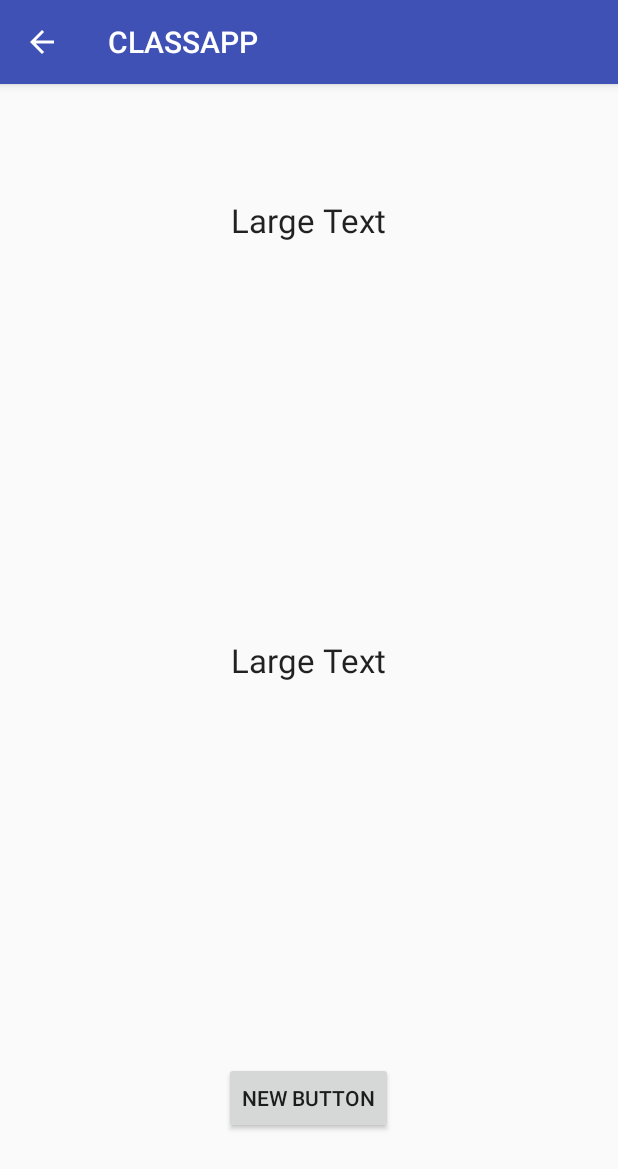
After one commit to jotesan/ClassApp, an Android app: the Post screen opened directly, with no data from a screen before it, on a phone screen of 412 x 824 dp. The commit adds this screen. Shown: the top 1169 px of the screen. Run offline under Robolectric (Android 15) with nearby library versions, the phone set to English and light mode, and no system bars.

Commit message:
hay que arreglar el post

```diff
--- a/app/src/main/AndroidManifest.xml
+++ b/app/src/main/AndroidManifest.xml
@@ -48,7 +48,7 @@
             android:name=".SettingsActivity"
             android:label="@string/title_activity_settings"></activity>
 
-
+        <activity android:name=".Post" android:parentActivityName=".MainActivity"></activity>
 
 
 
--- /dev/null
+++ b/app/src/main/java/android/frontend/classapp/org/classapp/Post.java
@@ -0,0 +1,38 @@
+package android.frontend.classapp.org.classapp;
+
+import android.support.v7.app.AppCompatActivity;
+import android.os.Bundle;
+import android.view.View;
+import android.widget.TextView;
+
+public class Post extends AppCompatActivity {
+
+    private TextView name;
+    private TextView description;
+
+    @Override
+    protected void onCreate(Bundle savedInstanceState) {
+        super.onCreate(savedInstanceState);
+        setContentView(R.layout.activity_post);
+        name = (TextView) findViewById(R.id.name);
+        description = (TextView) findViewById(R.id.description);
+    }
+
+
+
+
+   public  String getName(){
+       return  name.getText().toString();
+   }
+
+    public  String gerDescription(){
+        return  description.getText().toString();
+    }
+
+
+    public  void execute(){
+        JsonAsyncTask jsonAsyncTask = new JsonAsyncTask(this);
+        jsonAsyncTask.execute("http://classapp.org/web/admin/api/form/class/create");//" \"http://bizgen.co/web/app_dev.php\"+ \"/admin/api/form/meetup/create\"");
+    }
+
+}
--- /dev/null
+++ b/app/src/main/res/layout/activity_post.xml
@@ -0,0 +1,40 @@
+<?xml version="1.0" encoding="utf-8"?>
+<RelativeLayout xmlns:android="http://schemas.android.com/apk/res/android"
+    xmlns:tools="http://schemas.android.com/tools"
+    android:layout_width="match_parent"
+    android:layout_height="match_parent"
+    android:paddingBottom="@dimen/activity_vertical_margin"
+    android:paddingLeft="@dimen/activity_horizontal_margin"
+    android:paddingRight="@dimen/activity_horizontal_margin"
+    android:paddingTop="@dimen/activity_vertical_margin"
+    tools:context="android.frontend.classapp.org.classapp.Post">
+
+    <Button
+        android:layout_width="wrap_content"
+        android:layout_height="wrap_content"
+        android:text="New Button"
+        android:id="@+id/button"
+        android:layout_alignParentBottom="true"
+        android:layout_centerHorizontal="true"
+        android:layout_marginBottom="52dp"
+        android:onClick="execute"/>
+
+    <TextView
+        android:layout_width="wrap_content"
+        android:layout_height="wrap_content"
+        android:textAppearance="?android:attr/textAppearanceLarge"
+        android:text="Large Text"
+        android:id="@+id/name"
+        android:layout_centerVertical="true"
+        android:layout_centerHorizontal="true" />
+
+    <TextView
+        android:layout_width="wrap_content"
+        android:layout_height="wrap_content"
+        android:textAppearance="?android:attr/textAppearanceLarge"
+        android:text="Large Text"
+        android:id="@+id/description"
+        android:layout_alignParentTop="true"
+        android:layout_centerHorizontal="true"
+        android:layout_marginTop="60dp" />
+</RelativeLayout>
--- a/app/src/main/res/menu/menu_main.xml
+++ b/app/src/main/res/menu/menu_main.xml
@@ -14,4 +14,8 @@
     android:title="SETTINGS"
 />
 
+    <item android:id="@+id/action_post"
+        android:title="NEW ELEMENT"
+        />
+
 </menu>
--- /dev/null
+++ b/app/src/main/res/values/ids.xml
@@ -0,0 +1,4 @@
+<?xml version="1.0" encoding="utf-8"?>
+<resources>
+    <item name="action_post" type="id" />
+</resources>
```
Also changed, not shown: app/src/main/java/android/frontend/classapp/org/classapp/JsonAsyncTask.java (+20 -151 lines), app/src/main/java/android/frontend/classapp/org/classapp/JsonAsyncTaskGet.java (added, +175 -0 lines), app/src/main/java/android/frontend/classapp/org/classapp/MainActivity.java (+9 -11 lines), app/src/main/java/android/frontend/classapp/org/classapp/WebRequest.java (+88 -3 lines).
